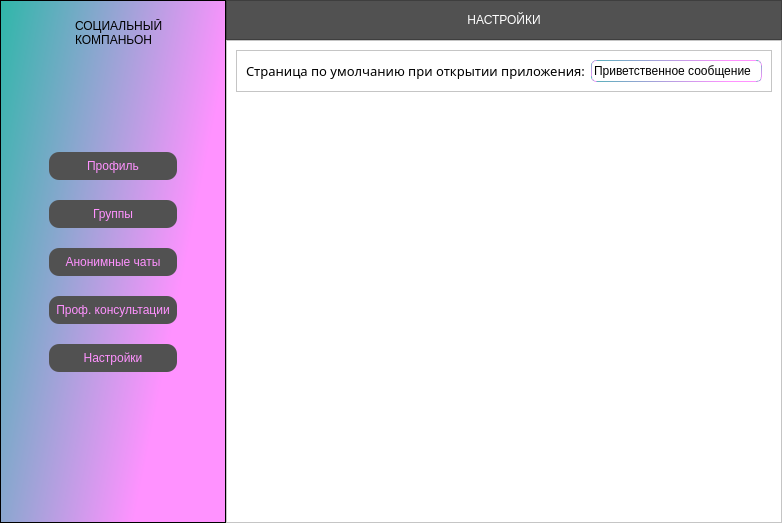
This is uis/main_win.ui in KIBORGm/amn_project as Qt 5 draws it before an edit. The edited form follows.
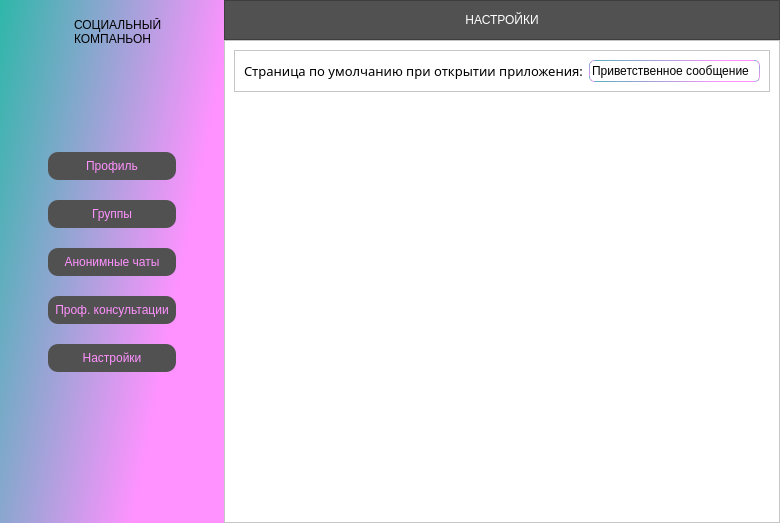
This is the edited form. Icons and pictures are not drawn.

Diff of the .ui file:
```diff
--- a/uis/main_win.ui
+++ b/uis/main_win.ui
@@ -40,7 +40,7 @@
     <widget class="QFrame" name="frame_menu">
      <property name="styleSheet">
       <string notr="true">#frame_menu{
-	
+	border: None;
 	background-color: qlineargradient(spread:pad, x1:0, y1:0, x2:0.869, y2:0.403818, stop:0 rgba(46, 183, 169, 255), stop:1 rgba(255, 146, 255, 255));
 }</string>
      </property>
```
